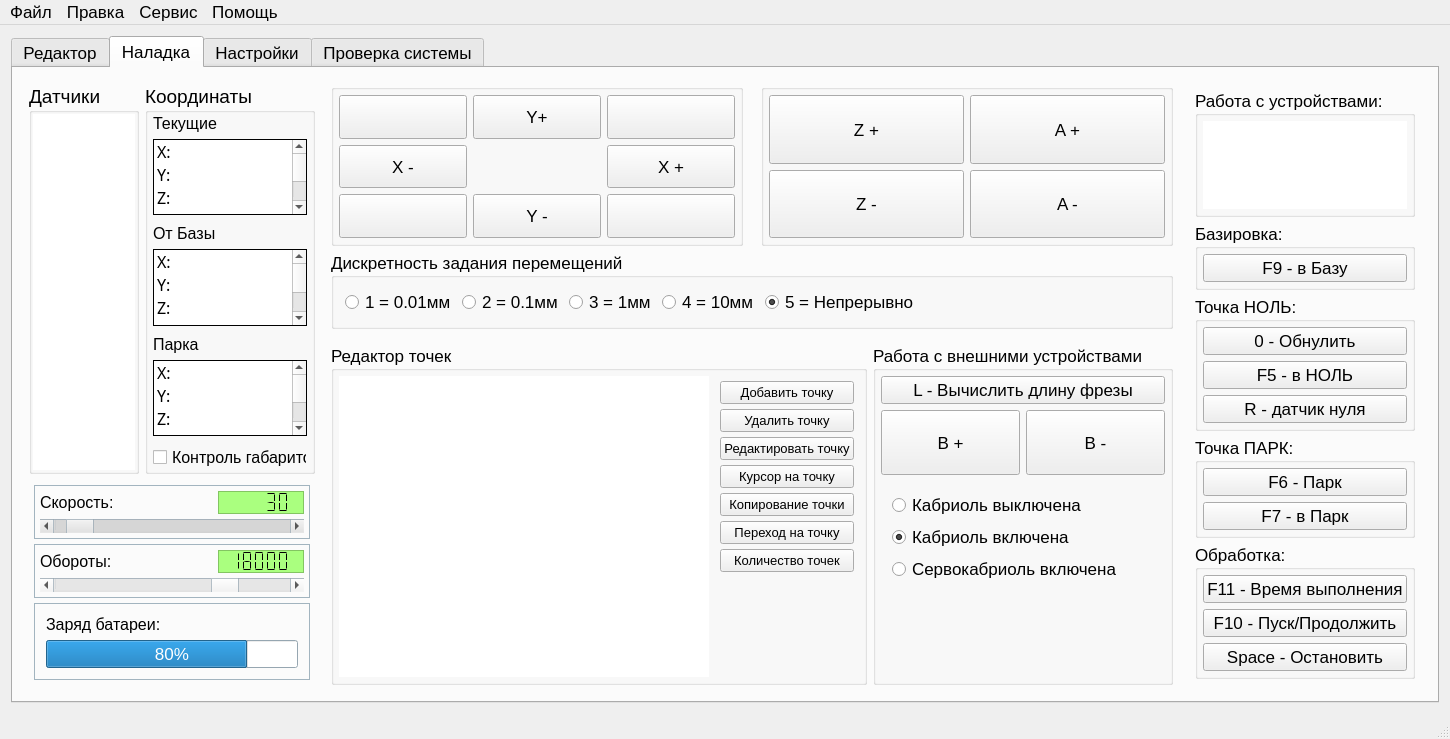
First picture: the form in KAMEditor/gui/mainwindow.ui, repository Xtail96/SML, before the edit.
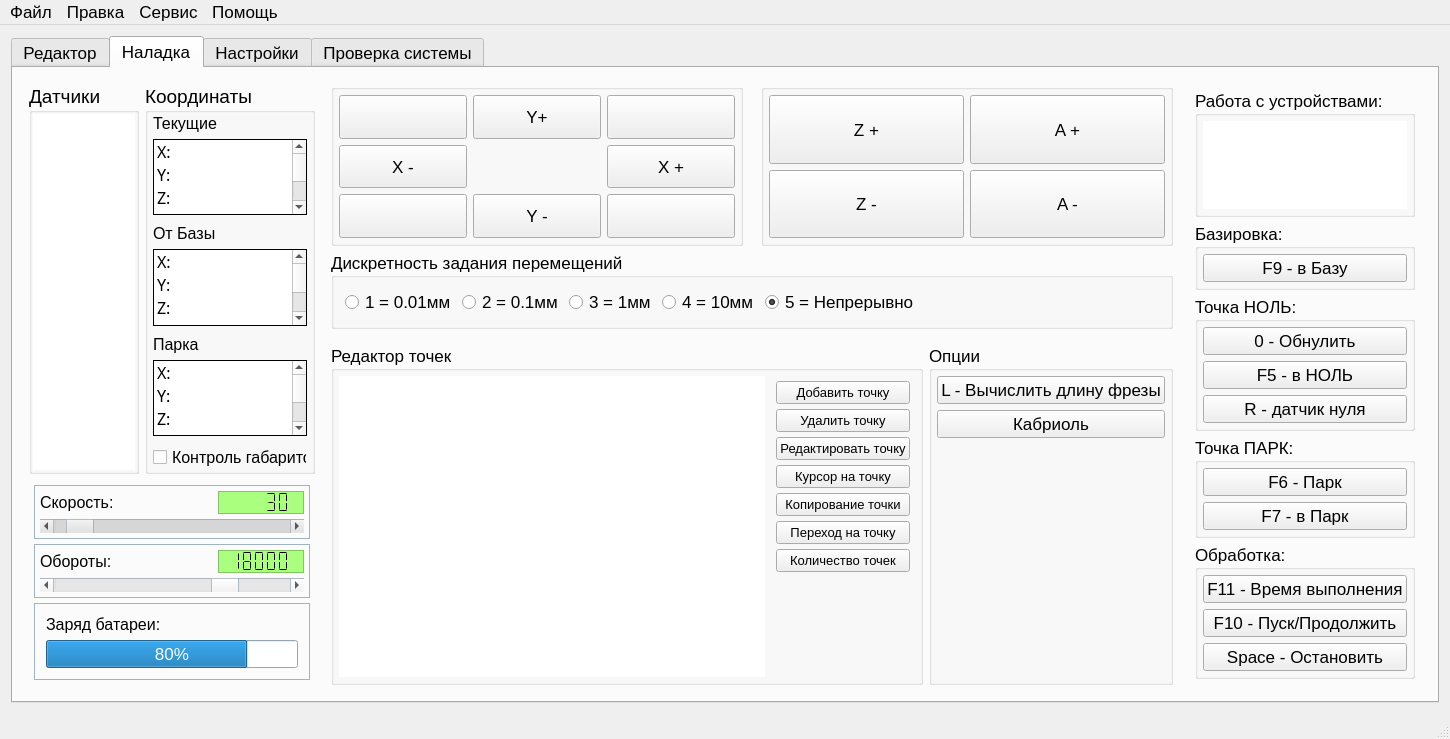
Second picture: the form after the edit. Icons and pictures are not drawn.

Commit message: Работа с Кабриолью вынесена в отдельный виджет

Diff of the .ui file:
```diff
--- a/KAMEditor/gui/mainwindow.ui
+++ b/KAMEditor/gui/mainwindow.ui
@@ -1867,9 +1867,9 @@
                  </sizepolicy>
                 </property>
                 <property name="title">
-                 <string>Работа с внешними устройствами</string>
+                 <string>Опции</string>
                 </property>
-                <layout class="QGridLayout" name="gridLayout_17">
+                <layout class="QVBoxLayout" name="verticalLayout_3">
                  <property name="leftMargin">
                   <number>5</number>
                  </property>
@@ -1882,7 +1882,7 @@
                  <property name="bottomMargin">
                   <number>5</number>
                  </property>
-                 <item row="0" column="0" colspan="2">
+                 <item>
                   <widget class="QPushButton" name="toolLengthSensorPushButton">
                    <property name="sizePolicy">
                     <sizepolicy hsizetype="Minimum" vsizetype="Preferred">
@@ -1898,131 +1898,25 @@
                    </property>
                   </widget>
                  </item>
-                 <item row="1" column="1">
-                  <widget class="QPushButton" name="movementBNegativePushButton">
-                   <property name="sizePolicy">
-                    <sizepolicy hsizetype="Preferred" vsizetype="Preferred">
-                     <horstretch>0</horstretch>
-                     <verstretch>1</verstretch>
-                    </sizepolicy>
-                   </property>
-                   <property name="font">
-                    <font>
-                     <pointsize>13</pointsize>
-                    </font>
-                   </property>
+                 <item>
+                  <widget class="QPushButton" name="kabriolWidgetPushButton">
                    <property name="text">
-                    <string>B -</string>
+                    <string>Кабриоль</string>
                    </property>
-                   <property name="icon">
-                    <iconset resource="images.qrc">
-                     <normaloff>:/new/prefix1/images/ArrowDown.png</normaloff>:/new/prefix1/images/ArrowDown.png</iconset>
-                   </property>
-                   <property name="iconSize">
-                    <size>
-                     <width>64</width>
-                     <height>64</height>
-                    </size>
-                   </property>
-                   <property name="autoRepeat">
-                    <bool>true</bool>
-                   </property>
-                   <property name="default">
-                    <bool>false</bool>
-                   </property>
                   </widget>
                  </item>
-                 <item row="1" column="0">
-                  <widget class="QPushButton" name="movementBPositivePushButton">
-                   <property name="sizePolicy">
-                    <sizepolicy hsizetype="Preferred" vsizetype="Preferred">
-                     <horstretch>0</horstretch>
-                     <verstretch>1</verstretch>
-                    </sizepolicy>
+                 <item>
+                  <spacer name="verticalSpacer">
+                   <property name="orientation">
+                    <enum>Qt::Vertical</enum>
                    </property>
-                   <property name="font">
-                    <font>
-                     <pointsize>13</pointsize>
-                    </font>
-                   </property>
-                   <property name="text">
-                    <string>B +</string>
-                   </property>
-                   <property name="icon">
-                    <iconset resource="images.qrc">
-                     <normaloff>:/new/prefix1/images/ArrowUp.png</normaloff>:/new/prefix1/images/ArrowUp.png</iconset>
-                   </property>
-                   <property name="iconSize">
+                   <property name="sizeHint" stdset="0">
                     <size>
-                     <width>64</width>
-                     <height>64</height>
+                     <width>20</width>
+                     <height>100</height>
                     </size>
                    </property>
-                   <property name="autoRepeat">
-                    <bool>true</bool>
-                   </property>
-                   <property name="default">
-                    <bool>false</bool>
-                   </property>
-                  </widget>
-                 </item>
-                 <item row="2" column="0" colspan="2">
-                  <widget class="QFrame" name="cabriolModeFrame">
-                   <property name="sizePolicy">
-                    <sizepolicy hsizetype="Preferred" vsizetype="Preferred">
-                     <horstretch>0</horstretch>
-                     <verstretch>3</verstretch>
-                    </sizepolicy>
-                   </property>
-                   <property name="frameShape">
-                    <enum>QFrame::NoFrame</enum>
-                   </property>
-                   <property name="frameShadow">
-                    <enum>QFrame::Plain</enum>
-                   </property>
-                   <layout class="QVBoxLayout" name="verticalLayout_6">
-                    <item>
-                     <widget class="QRadioButton" name="kabriolOffRadioButton">
-                      <property name="text">
-                       <string>Кабриоль выключена</string>
-                      </property>
-                      <property name="checked">
-                       <bool>false</bool>
-                      </property>
-                     </widget>
-                    </item>
-                    <item>
-                     <widget class="QRadioButton" name="kabriolOnRadioButton">
-                      <property name="text">
-                       <string>Кабриоль включена</string>
-                      </property>
-                      <property name="checked">
-                       <bool>true</bool>
-                      </property>
-                     </widget>
-                    </item>
-                    <item>
-                     <widget class="QRadioButton" name="kabriolServoRadioButton">
-                      <property name="text">
-                       <string>Сервокабриоль включена</string>
-                      </property>
-                     </widget>
-                    </item>
-                    <item>
-                     <spacer name="verticalSpacer">
-                      <property name="orientation">
-                       <enum>Qt::Vertical</enum>
-                      </property>
-                      <property name="sizeHint" stdset="0">
-                       <size>
-                        <width>20</width>
-                        <height>40</height>
-                       </size>
-                      </property>
-                     </spacer>
-                    </item>
-                   </layout>
-                  </widget>
+                  </spacer>
                  </item>
                 </layout>
                </widget>
```
Left out of the diff: 2 changed lines with no effect on the pictures. The commit also changes 6 other files.
